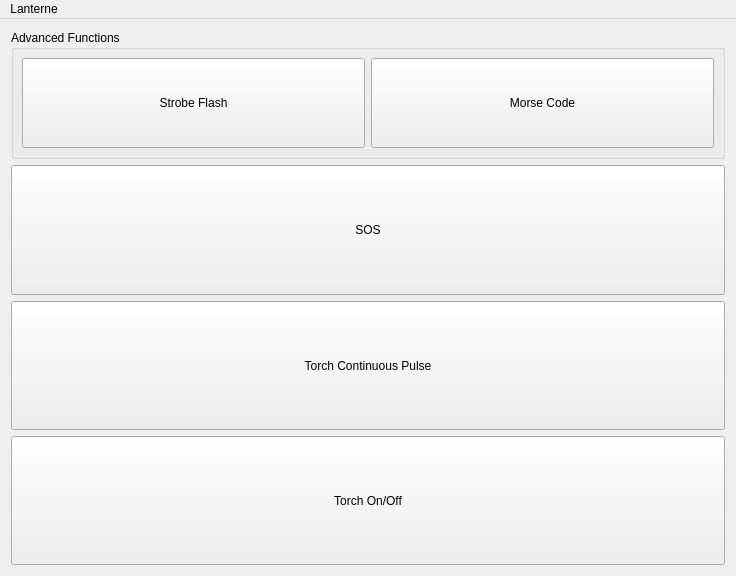
Before: the Qt Designer form mainwindow.ui in jpietrzak8/Lanterne, drawn with Qt 5.
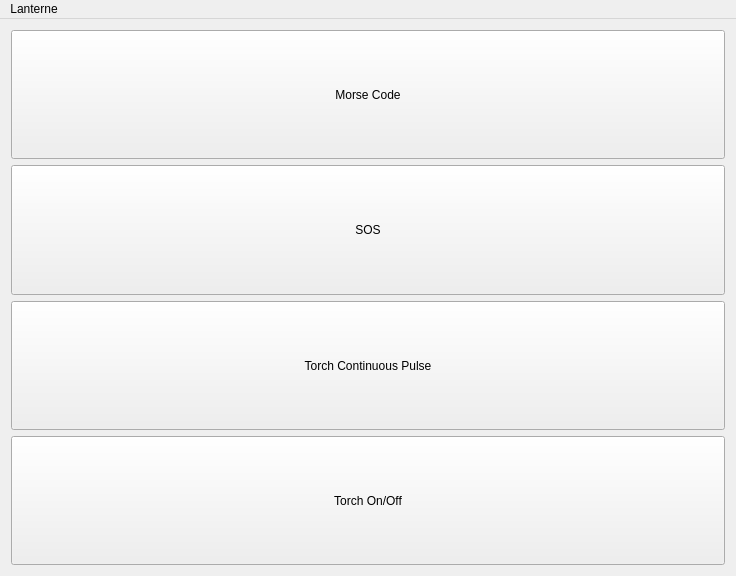
After: the same form once the commit is applied.

What changed in the file:
```diff
--- a/mainwindow.ui
+++ b/mainwindow.ui
@@ -16,30 +16,6 @@
   <widget class="QWidget" name="centralWidget">
    <layout class="QVBoxLayout" name="verticalLayout">
     <item>
-     <widget class="QGroupBox" name="groupBox">
-      <property name="title">
-       <string>Advanced Functions</string>
-      </property>
-      <layout class="QVBoxLayout" name="verticalLayout_2">
-       <property name="margin">
-        <number>8</number>
-       </property>
-       <item>
-        <layout class="QHBoxLayout" name="horizontalLayout">
-         <item>
-          <widget class="QPushButton" name="strobeButton">
-           <property name="sizePolicy">
-            <sizepolicy hsizetype="Minimum" vsizetype="Minimum">
-             <horstretch>0</horstretch>
-             <verstretch>0</verstretch>
-            </sizepolicy>
-           </property>
-           <property name="text">
-            <string>Strobe Flash</string>
-           </property>
-          </widget>
-         </item>
-         <item>
           <widget class="QPushButton" name="morseButton">
            <property name="sizePolicy">
             <sizepolicy hsizetype="Minimum" vsizetype="Minimum">
@@ -52,11 +28,6 @@
            </property>
           </widget>
          </item>
-        </layout>
-       </item>
-      </layout>
-     </widget>
-    </item>
     <item>
      <widget class="QPushButton" name="sosButton">
       <property name="sizePolicy">
```
Left out of the diff: 6 changed lines with no effect on the pictures. Lines whose indentation alone changed are shown as unchanged.
